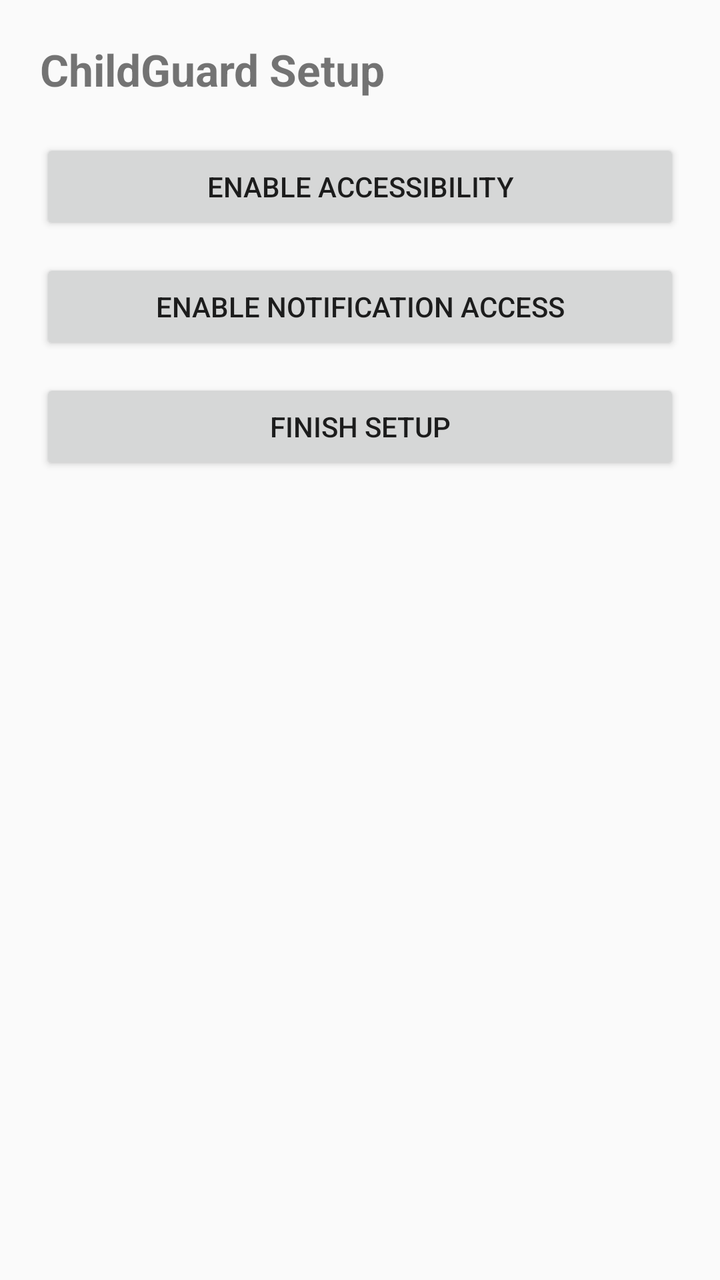
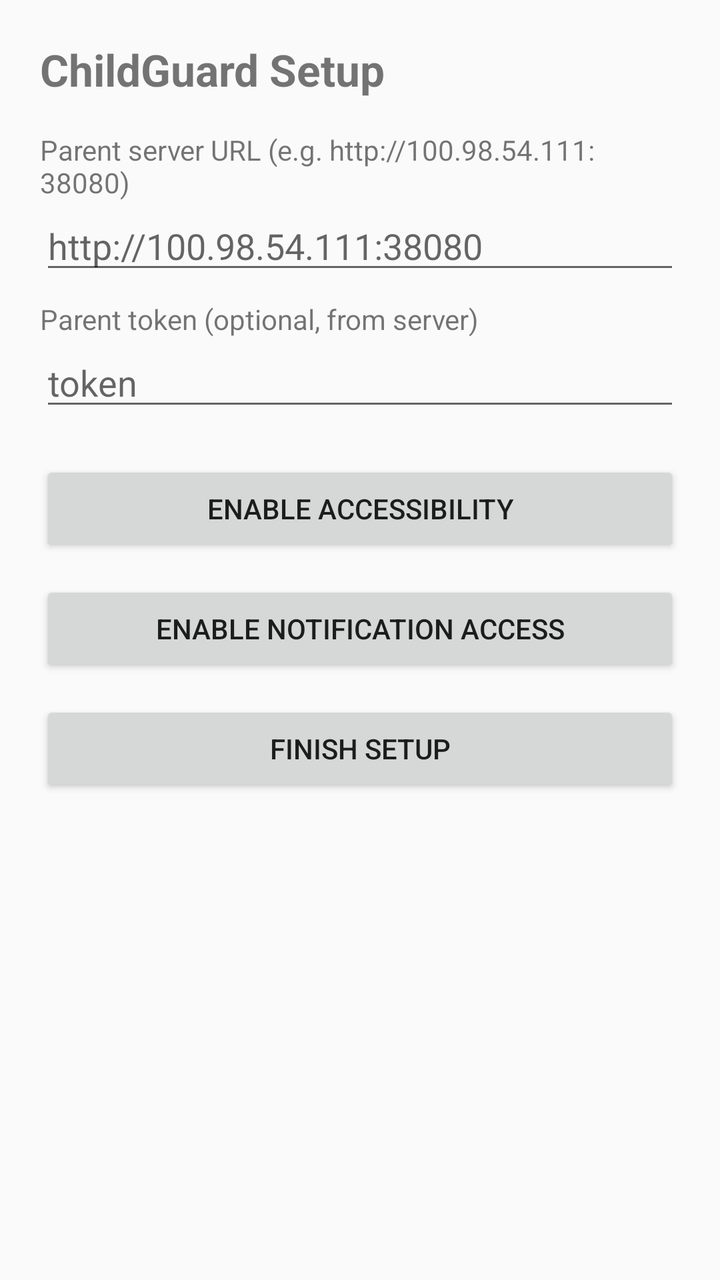

Screens rendered from an Android XML layout before and after an edit, with the pre-edit source and the edit as a unified diff.
<!-- AndroidManifest.xml: application theme Theme.AppCompat.Light.DarkActionBar -->
<!-- res/layout/activity_setup.xml -->
<?xml version="1.0" encoding="utf-8"?>
<LinearLayout xmlns:android="http://schemas.android.com/apk/res/android"
    android:layout_width="match_parent"
    android:layout_height="match_parent"
    android:orientation="vertical"
    android:padding="20dp">

    <TextView
        android:layout_width="match_parent"
        android:layout_height="wrap_content"
        android:text="ChildGuard Setup"
        android:textSize="22sp"
        android:textStyle="bold"
        android:paddingBottom="20dp" />

    <Button
        android:id="@+id/btn_enable_accessibility"
        android:layout_width="match_parent"
        android:layout_height="wrap_content"
        android:text="Enable Accessibility" />

    <Button
        android:id="@+id/btn_enable_notifications"
        android:layout_width="match_parent"
        android:layout_height="wrap_content"
        android:text="Enable Notification Access"
        android:layout_marginTop="12dp" />

    <Button
        android:id="@+id/btn_finish"
        android:layout_width="match_parent"
        android:layout_height="wrap_content"
        android:text="Finish Setup"
        android:layout_marginTop="12dp" />

</LinearLayout>
<!-- resources referenced by this layout -->
<resources>

</resources>

<!-- the commit's change to res/layout/activity_setup.xml (unified diff, before → after) -->
@@ -1,36 +1,69 @@
 <?xml version="1.0" encoding="utf-8"?>
-<LinearLayout xmlns:android="http://schemas.android.com/apk/res/android"
+<ScrollView xmlns:android="http://schemas.android.com/apk/res/android"
     android:layout_width="match_parent"
-    android:layout_height="match_parent"
-    android:orientation="vertical"
-    android:padding="20dp">
+    android:layout_height="match_parent">
 
-    <TextView
+    <LinearLayout
         android:layout_width="match_parent"
         android:layout_height="wrap_content"
-        android:text="ChildGuard Setup"
-        android:textSize="22sp"
-        android:textStyle="bold"
-        android:paddingBottom="20dp" />
+        android:orientation="vertical"
+        android:padding="20dp">
 
-    <Button
-        android:id="@+id/btn_enable_accessibility"
-        android:layout_width="match_parent"
-        android:layout_height="wrap_content"
-        android:text="Enable Accessibility" />
+        <TextView
+            android:layout_width="match_parent"
+            android:layout_height="wrap_content"
+            android:text="ChildGuard Setup"
+            android:textSize="22sp"
+            android:textStyle="bold"
+            android:paddingBottom="16dp" />
 
-    <Button
-        android:id="@+id/btn_enable_notifications"
-        android:layout_width="match_parent"
-        android:layout_height="wrap_content"
-        android:text="Enable Notification Access"
-        android:layout_marginTop="12dp" />
+        <TextView
+            android:layout_width="match_parent"
+            android:layout_height="wrap_content"
+            android:text="Parent server URL (e.g. http://100.98.54.111:38080)"
+            android:textSize="14sp" />
 
-    <Button
-        android:id="@+id/btn_finish"
-        android:layout_width="match_parent"
-        android:layout_height="wrap_content"
-        android:text="Finish Setup"
-        android:layout_marginTop="12dp" />
+        <EditText
+            android:id="@+id/edit_server_url"
+            android:layout_width="match_parent"
+            android:layout_height="wrap_content"
+            android:inputType="textUri"
+            android:hint="http://100.98.54.111:38080" />
 
-</LinearLayout>
+        <TextView
+            android:layout_width="match_parent"
+            android:layout_height="wrap_content"
+            android:text="Parent token (optional, from server)"
+            android:textSize="14sp"
+            android:paddingTop="8dp" />
+
+        <EditText
+            android:id="@+id/edit_token"
+            android:layout_width="match_parent"
+            android:layout_height="wrap_content"
+            android:inputType="textPassword"
+            android:hint="token" />
+
+        <Button
+            android:id="@+id/btn_enable_accessibility"
+            android:layout_width="match_parent"
+            android:layout_height="wrap_content"
+            android:text="Enable Accessibility"
+            android:layout_marginTop="20dp" />
+
+        <Button
+            android:id="@+id/btn_enable_notifications"
+            android:layout_width="match_parent"
+            android:layout_height="wrap_content"
+            android:text="Enable Notification Access"
+            android:layout_marginTop="12dp" />
+
+        <Button
+            android:id="@+id/btn_finish"
+            android:layout_width="match_parent"
+            android:layout_height="wrap_content"
+            android:text="Finish Setup"
+            android:layout_marginTop="12dp" />
+
+    </LinearLayout>
+</ScrollView>
